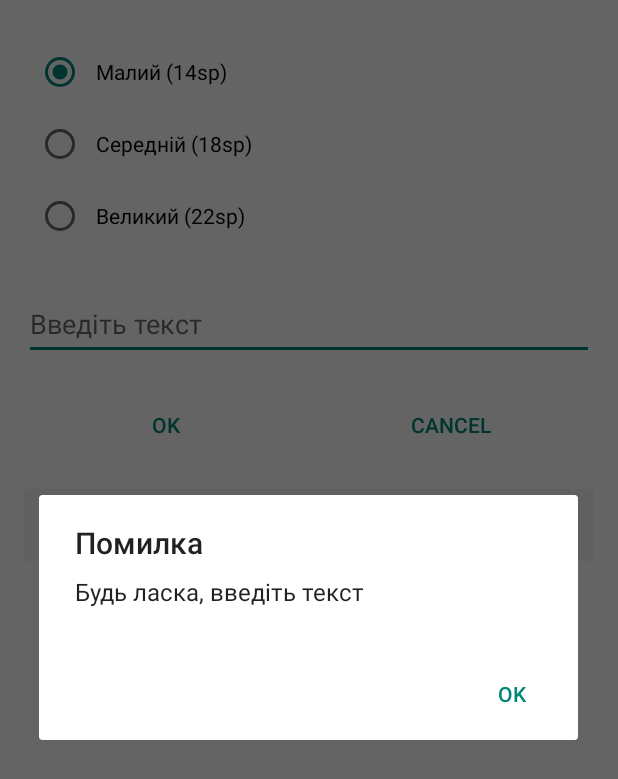
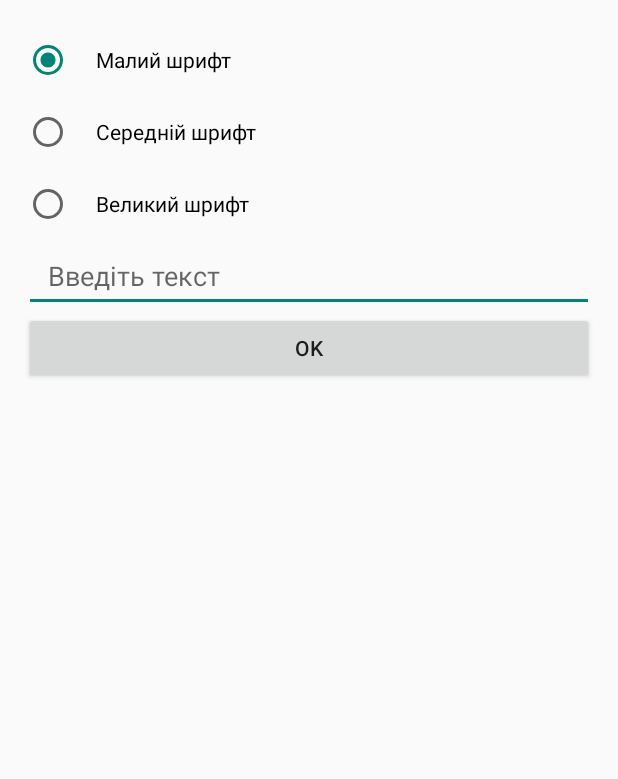
Before and after one commit to konrelityw/labs_android, an Android app built with Jetpack Compose: the screen it shows after launch (MainActivity), after a tap on "OK", on a phone screen of 412 x 824 dp. Shown: the top 779 px of the screen. Run offline under Robolectric (Android 15) with nearby library versions, the phone set to English and light mode, and no system bars.

Commit message:
added lab2

```diff
--- /dev/null
+++ b/app/src/main/java/com/example/lab1_android/InputFragment.kt
@@ -0,0 +1,52 @@
+package com.example.lab1_android
+
+import android.os.Bundle
+import android.view.LayoutInflater
+import android.view.View
+import android.view.ViewGroup
+import android.widget.Toast
+import androidx.fragment.app.Fragment
+import com.example.lab1_android.databinding.FragmentInputBinding
+
+class InputFragment : Fragment() {
+    private var _binding: FragmentInputBinding? = null
+    private val binding get() = _binding!!
+
+    override fun onCreateView(
+        inflater: LayoutInflater,
+        container: ViewGroup?,
+        savedInstanceState: Bundle?
+    ): View {
+        _binding = FragmentInputBinding.inflate(inflater, container, false)
+        return binding.root
+    }
+
+    override fun onViewCreated(view: View, savedInstanceState: Bundle?) {
+        super.onViewCreated(view, savedInstanceState)
+
+        binding.fontSizeGroup.check(R.id.smallFont)
+
+        binding.okButton.setOnClickListener {
+            val inputText = binding.inputText.text.toString()
+
+            if (inputText.isEmpty()) {
+                Toast.makeText(requireContext(), "Введіть текст", Toast.LENGTH_SHORT).show()
+                return@setOnClickListener
+            }
+
+            val fontSize = when (binding.fontSizeGroup.checkedRadioButtonId) {
+                R.id.smallFont -> 14f
+                R.id.mediumFont -> 18f
+                R.id.largeFont -> 22f
+                else -> 14f
+            }
+
+            (requireActivity() as MainActivity).showResultFragment(inputText, fontSize)
+        }
+    }
+
+    override fun onDestroyView() {
+        super.onDestroyView()
+        _binding = null
+    }
+}
--- a/app/src/main/java/com/example/lab1_android/MainActivity.kt
+++ b/app/src/main/java/com/example/lab1_android/MainActivity.kt
@@ -1,68 +1,29 @@
 package com.example.lab1_android
 
-
 import android.os.Bundle
-import android.util.TypedValue
-import android.widget.Button
-import android.widget.EditText
-import android.widget.RadioGroup
-import android.widget.TextView
-import androidx.appcompat.app.AlertDialog
 import androidx.appcompat.app.AppCompatActivity
+import androidx.fragment.app.commit
+import com.example.lab1_android.databinding.ActivityMainBinding
 
 class MainActivity : AppCompatActivity() {
-    private lateinit var inputText: EditText
-    private lateinit var outputText: TextView
-    private lateinit var fontSizeGroup: RadioGroup
-    private lateinit var okButton: Button
-    private lateinit var cancelButton: Button
+    private lateinit var binding: ActivityMainBinding
 
     override fun onCreate(savedInstanceState: Bundle?) {
         super.onCreate(savedInstanceState)
-        setContentView(R.layout.activity_main)
+        binding = ActivityMainBinding.inflate(layoutInflater)
+        setContentView(binding.root)
 
-        inputText = findViewById(R.id.inputText)
-        outputText = findViewById(R.id.outputText)
-        fontSizeGroup = findViewById(R.id.fontSizeGroup)
-        okButton = findViewById(R.id.okButton)
-        cancelButton = findViewById(R.id.cancelButton)
-
-        if (fontSizeGroup.checkedRadioButtonId == -1) {
-            fontSizeGroup.check(R.id.smallFont)
-        }
-
-        okButton.setOnClickListener {
-            if (inputText.text.toString().isEmpty()) {
-                showAlert("Помилка", "Будь ласка, введіть текст")
-                return@setOnClickListener
+        if (savedInstanceState == null) {
+            supportFragmentManager.commit {
+                replace(R.id.fragment_container, InputFragment())
             }
-
-            val fontSize = when (fontSizeGroup.checkedRadioButtonId) {
-                R.id.smallFont -> 14f
-                R.id.mediumFont -> 18f
-                R.id.largeFont -> 22f
-                else -> 14f
-            }
-
-            outputText.text = inputText.text.toString()
-            outputText.setTextSize(TypedValue.COMPLEX_UNIT_SP, fontSize)
-        }
-
-        cancelButton.setOnClickListener {
-            inputText.setText("")
-            outputText.text = ""
         }
     }
 
-
-
-    private fun showAlert(title: String, message: String) {
-        AlertDialog.Builder(this)
-            .setTitle(title)
-            .setMessage(message)
-            .setPositiveButton("OK") { dialog, _ ->
-                dialog.dismiss()
-            }
-            .show()
+    fun showResultFragment(text: String, fontSize: Float) {
+        supportFragmentManager.commit {
+            replace(R.id.fragment_container, ResultFragment.newInstance(text, fontSize))
+            addToBackStack(null)
+        }
     }
 }
--- a/app/src/main/res/layout/activity_main.xml
+++ b/app/src/main/res/layout/activity_main.xml
@@ -1,88 +1,6 @@
 <?xml version="1.0" encoding="utf-8"?>
-<LinearLayout
+<FrameLayout
     xmlns:android="http://schemas.android.com/apk/res/android"
+    android:id="@+id/fragment_container"
     android:layout_width="match_parent"
-    android:layout_height="match_parent"
-    android:orientation="vertical"
-    android:padding="16dp"
-    android:fitsSystemWindows="true">
-
-    <RadioGroup
-        android:id="@+id/fontSizeGroup"
-        android:layout_width="match_parent"
-        android:layout_height="wrap_content"
-        android:orientation="vertical"
-        android:padding="8dp">
-
-        <RadioButton
-            android:id="@+id/smallFont"
-            android:layout_width="match_parent"
-            android:layout_height="wrap_content"
-            android:minHeight="48dp"
-            android:padding="8dp"
-            android:text="@string/small_font"
-            android:checked="true"/>
-
-        <RadioButton
-            android:id="@+id/mediumFont"
-            android:layout_width="match_parent"
-            android:layout_height="wrap_content"
-            android:minHeight="48dp"
-            android:padding="8dp"
-            android:text="@string/medium_font"/>
-
-        <RadioButton
-            android:id="@+id/largeFont"
-            android:layout_width="match_parent"
-            android:layout_height="wrap_content"
-            android:minHeight="48dp"
-            android:padding="8dp"
-            android:text="@string/large_font"/>
-
-    </RadioGroup>
-
-
-    <EditText
-        android:id="@+id/inputText"
-        android:layout_width="match_parent"
-        android:layout_height="wrap_content"
-        android:layout_marginTop="16dp"
-        android:minHeight="48dp"
-        android:hint="@string/input_hint"
-        android:inputType="text"/>
-
-
-    <LinearLayout
-        android:layout_width="match_parent"
-        android:layout_height="wrap_content"
-        android:orientation="horizontal"
-        android:layout_marginTop="16dp"
-        style="?android:attr/buttonBarStyle">
-
-        <Button
-            android:id="@+id/okButton"
-            android:layout_width="0dp"
-            android:layout_height="wrap_content"
-            android:layout_weight="1"
-            android:text="@string/ok_button"
-            style="?android:attr/buttonBarButtonStyle"/>
-
-        <Button
-            android:id="@+id/cancelButton"
-            android:layout_width="0dp"
-            android:layout_height="wrap_content"
-            android:layout_weight="1"
-            android:text="@string/cancel_button"
-            style="?android:attr/buttonBarButtonStyle"/>
-    </LinearLayout>
-
-
-    <TextView
-        android:id="@+id/outputText"
-        android:layout_width="match_parent"
-        android:layout_height="wrap_content"
-        android:layout_marginTop="16dp"
-        android:minHeight="48dp"
-        android:padding="8dp"
-        android:background="#f0f0f0"/>
-</LinearLayout>
+    android:layout_height="match_parent"/>
--- /dev/null
+++ b/app/src/main/res/layout/fragment_input.xml
@@ -0,0 +1,54 @@
+<?xml version="1.0" encoding="utf-8"?>
+<LinearLayout
+    xmlns:android="http://schemas.android.com/apk/res/android"
+    android:layout_width="match_parent"
+    android:layout_height="match_parent"
+    android:orientation="vertical"
+    android:padding="16dp">
+
+    <RadioGroup
+        android:id="@+id/fontSizeGroup"
+        android:layout_width="match_parent"
+        android:layout_height="wrap_content">
+        <RadioButton
+            android:id="@+id/smallFont"
+            android:layout_width="match_parent"
+            android:layout_height="wrap_content"
+            android:minHeight="48dp"
+            android:paddingStart="16dp"
+            android:paddingEnd="16dp"
+            android:text="Малий шрифт"/>
+        <RadioButton
+            android:id="@+id/mediumFont"
+            android:layout_width="match_parent"
+            android:layout_height="wrap_content"
+            android:minHeight="48dp"
+            android:paddingStart="16dp"
+            android:paddingEnd="16dp"
+            android:text="Середній шрифт"/>
+        <RadioButton
+            android:id="@+id/largeFont"
+            android:layout_width="match_parent"
+            android:layout_height="wrap_content"
+            android:minHeight="48dp"
+            android:paddingStart="16dp"
+            android:paddingEnd="16dp"
+            android:text="Великий шрифт"/>
+    </RadioGroup>
+
+    <EditText
+        android:id="@+id/inputText"
+        android:layout_width="match_parent"
+        android:layout_height="wrap_content"
+        android:minHeight="48dp"
+        android:paddingStart="16dp"
+        android:paddingEnd="16dp"
+        android:hint="Введіть текст"/>
+
+    <Button
+        android:id="@+id/okButton"
+        android:layout_width="match_parent"
+        android:layout_height="wrap_content"
+        android:minHeight="48dp"
+        android:text="OK"/>
+</LinearLayout>
```
Also changed, not shown: app/build.gradle.kts (+19 -5 lines), app/src/main/java/com/example/lab1_android/ResultFragment.kt (added, +56 -0 lines), app/src/main/res/layout/fragment_result.xml (added, +22 -0 lines), 1 other file.
